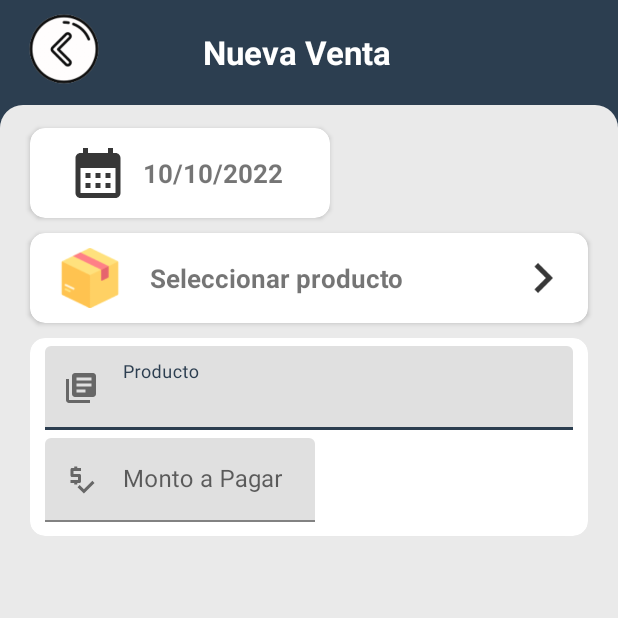
After one commit to Giuhel/VentApps, an Android app: the ventas screen opened directly, with no data from a screen before it, on a phone screen of 412 x 824 dp, the top half of it. The commit adds this screen. Run offline under Robolectric (Android 15) with nearby library versions, the phone set to English and light mode, and no system bars.

Commit message:
diseño actividad ventas v1

```diff
--- a/app/src/main/AndroidManifest.xml
+++ b/app/src/main/AndroidManifest.xml
@@ -13,6 +13,9 @@
         android:supportsRtl="true"
         android:theme="@style/Theme.VentApps"
         tools:targetApi="31">
+        <activity
+            android:name=".Actividades.ventas"
+            android:exported="false" />
         <activity
             android:name=".Actividades.Ayuda"
             android:exported="false" />
--- /dev/null
+++ b/app/src/main/java/com/venta/ventapps/Actividades/ventas.java
@@ -0,0 +1,97 @@
+package com.venta.ventapps.Actividades;
+import androidx.appcompat.app.AppCompatActivity;
+import androidx.cardview.widget.CardView;
+
+import com.venta.ventapps.R;
+
+import android.app.DatePickerDialog;
+import android.os.Bundle;
+import android.view.View;
+import android.widget.DatePicker;
+import android.widget.LinearLayout;
+import android.widget.TextView;
+
+import java.util.Calendar;
+import java.util.Date;
+import java.util.GregorianCalendar;
+
+public class ventas extends AppCompatActivity {
+
+    LinearLayout inputF;
+    TextView fec;
+    private int dia,mes,anio;
+
+    @Override
+    protected void onCreate(Bundle savedInstanceState) {
+        super.onCreate(savedInstanceState);
+        setContentView(R.layout.activity_ventas);
+
+        inputF=findViewById(R.id.inputfecha);
+        fec=findViewById(R.id.txtfecha);
+
+        ObtenerFecha();
+
+    }
+
+    public void onClick(View view) {
+        switch (view.getId()){
+            case R.id.inputfecha:
+                seleccionarFecha();
+                break;
+            case R.id.btnAtrasV:
+                finish();
+                break;
+        }
+    }
+
+    private void seleccionarFecha() {
+        final Calendar c= Calendar.getInstance();
+        dia=c.get(Calendar.DAY_OF_MONTH);
+        mes=c.get(Calendar.MONTH);
+        anio=c.get(Calendar.YEAR);
+
+        DatePickerDialog datePickerDialog=new DatePickerDialog(this, new DatePickerDialog.OnDateSetListener() {
+            @Override
+            public void onDateSet(DatePicker datePicker, int año, int mes, int dia) {
+                String diaformato,mesformato;
+                if(dia<10){
+                    diaformato="0"+String.valueOf(dia);
+                }else{
+                    diaformato=String.valueOf(dia);
+                }
+                int MES=mes+1;
+                if(MES<10){
+                    mesformato="0"+String.valueOf(MES);
+                }else{
+                    mesformato=String.valueOf(MES);
+                }
+                fec.setText(diaformato+"/"+mesformato+"/"+año);
+            }
+        },anio,mes,dia);
+        datePickerDialog.show();
+    }
+
+    public void ObtenerFecha(){
+        int dia,mes, año;
+        String diaformato,mesformato,fecha;
+        Calendar fecc=Calendar.getInstance();
+        dia=fecc.get(Calendar.DAY_OF_MONTH);
+        mes=fecc.get(Calendar.MONTH);
+        mes=mes+1;
+        año=fecc.get(Calendar.YEAR);
+
+        if(dia<10){
+            diaformato="0"+String.valueOf(dia);
+        }else{
+            diaformato=String.valueOf(dia);
+        }
+        if(mes<10){
+            mesformato="0"+String.valueOf(mes);
+        }else{
+            mesformato=String.valueOf(mes);
+        }
+
+        fecha=diaformato+"/"+mesformato+"/"+año;
+        fec.setText(fecha);
+    }
+}
--- a/app/src/main/java/com/venta/ventapps/fragmentos/dashboard.java
+++ b/app/src/main/java/com/venta/ventapps/fragmentos/dashboard.java
@@ -12,6 +12,7 @@ import android.widget.LinearLayout;
 
 import com.venta.ventapps.Actividades.Ayuda;
 import com.venta.ventapps.Actividades.clientes;
+import com.venta.ventapps.Actividades.ventas;
 import com.venta.ventapps.MainActivity;
 import com.venta.ventapps.R;
 import com.venta.ventapps.Splash;
@@ -61,7 +62,7 @@ public class dashboard extends Fragment {
         }
     }
 
-    LinearLayout menuClientes,menuAyuda;
+    LinearLayout menuClientes,menuAyuda,menuventa;
 
     @Override
     public View onCreateView(LayoutInflater inflater, ViewGroup container,
@@ -71,9 +72,11 @@ public class dashboard extends Fragment {
 
         menuClientes=vista.findViewById(R.id.menuClientes);
         menuAyuda=vista.findViewById(R.id.menuAyuda);
+        menuventa=vista.findViewById(R.id.menuVenta);
 
         menuClientes();
         menuAyudaa();
+        menuVenta();
 
         return vista;
     }
@@ -97,4 +100,14 @@ public class dashboard extends Fragment {
             }
         });
     }
+
+    private void menuVenta(){
+        menuventa.setOnClickListener(new View.OnClickListener() {
+            @Override
+            public void onClick(View view) {
+                Intent intent = new Intent(getContext(), ventas.class);
+                startActivity(intent);
+            }
+        });
+    }
 }
--- /dev/null
+++ b/app/src/main/res/drawable/ic_calendario.xml
@@ -0,0 +1,5 @@
+<vector android:height="24dp" android:tint="#373737"
+    android:viewportHeight="24" android:viewportWidth="24"
+    android:width="24dp" xmlns:android="http://schemas.android.com/apk/res/android">
+    <path android:fillColor="@android:color/white" android:pathData="M19,4h-1V2h-2v2H8V2H6v2H5C3.89,4 3.01,4.9 3.01,6L3,20c0,1.1 0.89,2 2,2h14c1.1,0 2,-0.9 2,-2V6C21,4.9 20.1,4 19,4zM19,20H5V10h14V20zM9,14H7v-2h2V14zM13,14h-2v-2h2V14zM17,14h-2v-2h2V14zM9,18H7v-2h2V18zM13,18h-2v-2h2V18zM17,18h-2v-2h2V18z"/>
+</vector>
--- /dev/null
+++ b/app/src/main/res/layout/activity_ventas.xml
@@ -0,0 +1,215 @@
+<?xml version="1.0" encoding="utf-8"?>
+<androidx.constraintlayout.widget.ConstraintLayout xmlns:android="http://schemas.android.com/apk/res/android"
+    xmlns:app="http://schemas.android.com/apk/res-auto"
+    xmlns:tools="http://schemas.android.com/tools"
+    android:layout_width="match_parent"
+    android:layout_height="match_parent"
+    android:background="@color/Pastel"
+    tools:context=".Actividades.ventas">
+
+    <androidx.constraintlayout.widget.ConstraintLayout
+        android:id="@+id/constraintLayout5"
+        android:layout_width="match_parent"
+        android:layout_height="70dp"
+        android:background="@color/Pastel"
+        app:layout_constraintEnd_toEndOf="parent"
+        app:layout_constraintStart_toStartOf="parent"
+        app:layout_constraintTop_toTopOf="parent">
+
+        <TextView
+            android:id="@+id/btnAtrasV"
+            android:layout_width="65dp"
+            android:layout_height="65dp"
+            android:layout_marginLeft="10dp"
+            android:background="@drawable/atras"
+            android:gravity="center_vertical"
+            android:onClick="onClick"
+            app:layout_constraintStart_toStartOf="parent"
+            app:layout_constraintTop_toTopOf="parent" />
+
+        <TextView
+            android:layout_width="wrap_content"
+            android:layout_height="wrap_content"
+            android:layout_marginLeft="60sp"
+            android:layout_marginTop="20sp"
+            android:text="Nueva Venta"
+            android:textColor="@color/white"
+            android:textSize="22sp"
+            android:textStyle="bold"
+            app:layout_constraintStart_toEndOf="@+id/btnAtrasV"
+            app:layout_constraintTop_toTopOf="parent" />
+
+    </androidx.constraintlayout.widget.ConstraintLayout>
+
+    <androidx.constraintlayout.widget.ConstraintLayout
+        android:layout_width="match_parent"
+        android:layout_height="0dp"
+        app:layout_constraintBottom_toBottomOf="parent"
+        app:layout_constraintEnd_toEndOf="parent"
+        app:layout_constraintStart_toStartOf="parent"
+        android:background="@drawable/fondodasboard"
+        app:layout_constraintTop_toBottomOf="@+id/constraintLayout5">
+
+        <androidx.cardview.widget.CardView
+            android:id="@+id/cardView"
+            android:layout_width="wrap_content"
+            android:layout_height="wrap_content"
+            android:layout_marginLeft="20sp"
+            android:layout_marginTop="15sp"
+            app:cardCornerRadius="10dp"
+            app:layout_constraintStart_toStartOf="parent"
+            app:layout_constraintTop_toTopOf="parent">
+
+            <LinearLayout
+                android:id="@+id/inputfecha"
+                android:layout_width="200dp"
+                android:layout_height="match_parent"
+                android:gravity="center"
+                android:onClick="onClick"
+                android:orientation="horizontal">
+
+                <ImageView
+                    android:layout_width="40dp"
+                    android:layout_height="40dp"
+                    android:layout_marginLeft="10sp"
+                    android:layout_marginTop="10dp"
+                    android:layout_marginRight="10sp"
+                    android:layout_marginBottom="10dp"
+                    android:src="@drawable/ic_calendario" />
+
+                <TextView
+                    android:id="@+id/txtfecha"
+                    android:layout_width="wrap_content"
+                    android:layout_height="wrap_content"
+                    android:layout_marginEnd="15dp"
+                    android:text="asd"
+                    android:textSize="17sp"
+                    android:textStyle="bold" />
+
+            </LinearLayout>
+
+        </androidx.cardview.widget.CardView>
+
+        <androidx.cardview.widget.CardView
+            android:id="@+id/seleccprod"
+            android:layout_width="match_parent"
+            android:layout_height="wrap_content"
+            android:layout_marginLeft="20dp"
+            android:layout_marginRight="20dp"
+            android:layout_marginTop="10sp"
+            android:onClick="onClick"
+            app:cardCornerRadius="10dp"
+            app:layout_constraintEnd_toEndOf="parent"
+            app:layout_constraintStart_toStartOf="parent"
+            app:layout_constraintTop_toBottomOf="@+id/cardView">
+
+            <androidx.constraintlayout.widget.ConstraintLayout
+                android:layout_width="match_parent"
+                android:layout_height="match_parent">
+
+                <ImageView
+                    android:id="@+id/imageView3"
+                    android:layout_width="40dp"
+                    android:layout_height="40dp"
+                    android:layout_marginLeft="20dp"
+                    android:layout_marginTop="10dp"
+                    android:layout_marginBottom="10dp"
+                    android:src="@drawable/caja"
+                    app:layout_constraintBottom_toBottomOf="parent"
+                    app:layout_constraintStart_toStartOf="parent"
+                    app:layout_constraintTop_toTopOf="parent" />
+
+                <TextView
+                    android:layout_width="wrap_content"
+                    android:layout_height="wrap_content"
+                    android:layout_marginStart="20dp"
+                    android:layout_marginLeft="20dp"
+                    android:onClick="onClick"
+                    android:text="Seleccionar producto"
+                    android:textSize="17sp"
+                    android:textStyle="bold"
+                    app:layout_constraintBottom_toBottomOf="parent"
+                    app:layout_constraintStart_toEndOf="@+id/imageView3"
+                    app:layout_constraintTop_toTopOf="parent" />
+
+                <TextView
+                    android:layout_width="40dp"
+                    android:layout_height="40dp"
+                    android:layout_marginEnd="10dp"
+                    android:layout_marginRight="10dp"
+                    android:background="@drawable/ic_ir"
+                    app:layout_constraintBottom_toBottomOf="parent"
+                    app:layout_constraintEnd_toEndOf="parent"
+                    app:layout_constraintTop_toTopOf="parent" />
+
+            </androidx.constraintlayout.widget.ConstraintLayout>
+
+        </androidx.cardview.widget.CardView>
+
+        <androidx.cardview.widget.CardView
+            android:layout_width="match_parent"
+            android:layout_height="wrap_content"
+            android:layout_marginLeft="20dp"
+            android:layout_marginTop="10dp"
+            android:layout_marginRight="20dp"
+            app:cardCornerRadius="10sp"
+            app:layout_constraintEnd_toEndOf="parent"
+            app:layout_constraintStart_toStartOf="parent"
+            app:layout_constraintTop_toBottomOf="@+id/seleccprod">
+
+            <LinearLayout
+                android:layout_width="match_parent"
+                android:layout_height="match_parent"
+                android:orientation="vertical">
+
+                <LinearLayout
+                    android:layout_width="match_parent"
+                    android:layout_height="wrap_content"
+                    android:orientation="vertical"
+                    android:layout_marginBottom="9sp">
+
+                    <com.google.android.material.textfield.TextInputLayout
+                        android:layout_width="match_parent"
+                        android:layout_height="wrap_content"
+                        android:hint="Producto"
+                        android:layout_marginTop="5sp"
+                        android:layout_marginLeft="10sp"
+                        android:layout_marginRight="10sp"
+                        app:endIconMode="clear_text"
+                        android:inputType="textMultiLine"
+                        app:startIconDrawable="@drawable/ic_descripcion">
+
+                        <com.google.android.material.textfield.TextInputEditText
+                            android:layout_width="match_parent"
+                            android:layout_height="wrap_content"
+                            android:inputType="textMultiLine"/>
+
+                    </com.google.android.material.textfield.TextInputLayout>
+
+                    <com.google.android.material.textfield.TextInputLayout
+                        android:layout_width="180dp"
+                        android:layout_height="wrap_content"
+                        android:hint="Monto a Pagar"
+                        app:endIconMode="clear_text"
+                        android:inputType="numberDecimal"
+                        android:layout_marginTop="5sp"
+                        android:layout_marginRight="10sp"
+                        android:layout_marginLeft="10sp"
+                        app:startIconDrawable="@drawable/ic_precio">
+
+                        <com.google.android.material.textfield.TextInputEditText
+                            android:layout_width="match_parent"
+                            android:layout_height="wrap_content"
+                            android:inputType="numberDecimal"/>
+
+                    </com.google.android.material.textfield.TextInputLayout>
+
+                </LinearLayout>
+
+            </LinearLayout>
+
+        </androidx.cardview.widget.CardView>
+
+    </androidx.constraintlayout.widget.ConstraintLayout>
+
+</androidx.constraintlayout.widget.ConstraintLayout>
--- a/app/src/main/res/layout/fragment_dashboard.xml
+++ b/app/src/main/res/layout/fragment_dashboard.xml
@@ -149,6 +149,7 @@
                     </LinearLayout>
 
                     <LinearLayout
+                        android:id="@+id/menuVenta"
                         android:layout_width="wrap_content"
                         android:layout_height="wrap_content"
                         android:orientation="vertical"
```
Also changed, not shown: app/src/main/res/drawable/caja.png (added).
